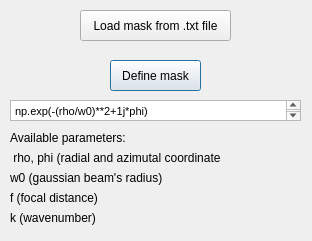
First picture: the form in auxiliary/mask_selection.ui, repository fcaprile/PyFocus, before the edit.
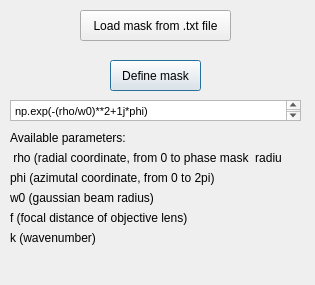
Second picture: the form after the edit.

```diff
--- a/auxiliary/mask_selection.ui
+++ b/auxiliary/mask_selection.ui
@@ -6,8 +6,8 @@
    <rect>
     <x>0</x>
     <y>0</y>
-    <width>312</width>
-    <height>241</height>
+    <width>315</width>
+    <height>285</height>
    </rect>
   </property>
   <property name="windowTitle">
@@ -18,12 +18,12 @@
     <rect>
      <x>10</x>
      <y>150</y>
-     <width>211</width>
+     <width>271</width>
      <height>16</height>
     </rect>
    </property>
    <property name="text">
-    <string> rho, phi (radial and azimutal coordinates)</string>
+    <string> rho (radial coordinate, from 0 to phase mask  radius)</string>
    </property>
   </widget>
   <widget class="QLabel" name="label_3">
@@ -43,26 +43,13 @@
    <property name="geometry">
     <rect>
      <x>10</x>
-     <y>170</y>
-     <width>181</width>
-     <height>16</height>
-    </rect>
-   </property>
-   <property name="text">
-    <string>w0 (gaussian beam's radius)</string>
-   </property>
-  </widget>
-  <widget class="QLabel" name="label_5">
-   <property name="geometry">
-    <rect>
-     <x>10</x>
      <y>190</y>
-     <width>131</width>
+     <width>181</width>
      <height>16</height>
     </rect>
    </property>
    <property name="text">
-    <string>f (focal distance)</string>
+    <string>w0 (gaussian beam radius)</string>
    </property>
   </widget>
   <widget class="QLabel" name="label_6">
@@ -70,6 +57,19 @@
     <rect>
      <x>10</x>
      <y>210</y>
+     <width>181</width>
+     <height>16</height>
+    </rect>
+   </property>
+   <property name="text">
+    <string>f (focal distance of objective lens)</string>
+   </property>
+  </widget>
+  <widget class="QLabel" name="label_6">
+   <property name="geometry">
+    <rect>
+     <x>10</x>
+     <y>230</y>
      <width>101</width>
      <height>16</height>
     </rect>
@@ -121,6 +121,19 @@
     <string>Load mask from .txt file</string>
    </property>
   </widget>
+  <widget class="QLabel" name="label">
+   <property name="geometry">
+    <rect>
+     <x>10</x>
+     <y>170</y>
+     <width>301</width>
+     <height>16</height>
+    </rect>
+   </property>
+   <property name="text">
+    <string>phi (azimutal coordinate, from 0 to 2pi)</string>
+   </property>
+  </widget>
  </widget>
  <resources/>
  <connections/>
```
Left out of the diff: 2 changed lines with no effect on the pictures.
